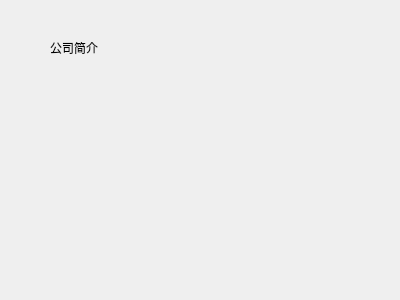
This is client/companyinfoview.ui in a-soul-singer/cppTest as Qt 5 draws it before an edit. The edited form follows.
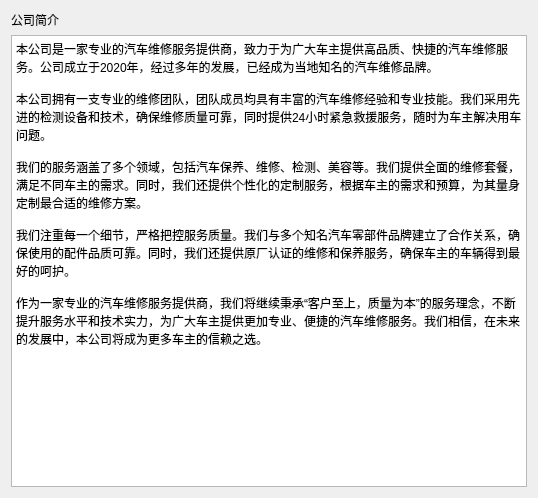
This is the edited form.

Commit message: 公司简介

```diff
--- a/client/companyinfoview.ui
+++ b/client/companyinfoview.ui
@@ -6,26 +6,37 @@
    <rect>
     <x>0</x>
     <y>0</y>
-    <width>400</width>
-    <height>300</height>
+    <width>538</width>
+    <height>498</height>
    </rect>
   </property>
   <property name="windowTitle">
    <string>Form</string>
   </property>
+  <layout class="QVBoxLayout" name="verticalLayout">
+   <item>
   <widget class="QLabel" name="label">
-   <property name="geometry">
-    <rect>
-     <x>50</x>
-     <y>40</y>
-     <width>72</width>
-     <height>15</height>
-    </rect>
-   </property>
    <property name="text">
     <string>公司简介</string>
    </property>
   </widget>
+   </item>
+   <item>
+    <widget class="QPlainTextEdit" name="plainTextEdit">
+     <property name="plainText">
+      <string>本公司是一家专业的汽车维修服务提供商，致力于为广大车主提供高品质、快捷的汽车维修服务。公司成立于2020年，经过多年的发展，已经成为当地知名的汽车维修品牌。
+
+本公司拥有一支专业的维修团队，团队成员均具有丰富的汽车维修经验和专业技能。我们采用先进的检测设备和技术，确保维修质量可靠，同时提供24小时紧急救援服务，随时为车主解决用车问题。
+
+我们的服务涵盖了多个领域，包括汽车保养、维修、检测、美容等。我们提供全面的维修套餐，满足不同车主的需求。同时，我们还提供个性化的定制服务，根据车主的需求和预算，为其量身定制最合适的维修方案。
+
+我们注重每一个细节，严格把控服务质量。我们与多个知名汽车零部件品牌建立了合作关系，确保使用的配件品质可靠。同时，我们还提供原厂认证的维修和保养服务，确保车主的车辆得到最好的呵护。
+
+作为一家专业的汽车维修服务提供商，我们将继续秉承“客户至上，质量为本”的服务理念，不断提升服务水平和技术实力，为广大车主提供更加专业、便捷的汽车维修服务。我们相信，在未来的发展中，本公司将成为更多车主的信赖之选。</string>
+     </property>
+    </widget>
+   </item>
+  </layout>
  </widget>
  <resources/>
  <connections/>
```
Lines whose indentation alone changed are shown as unchanged.
